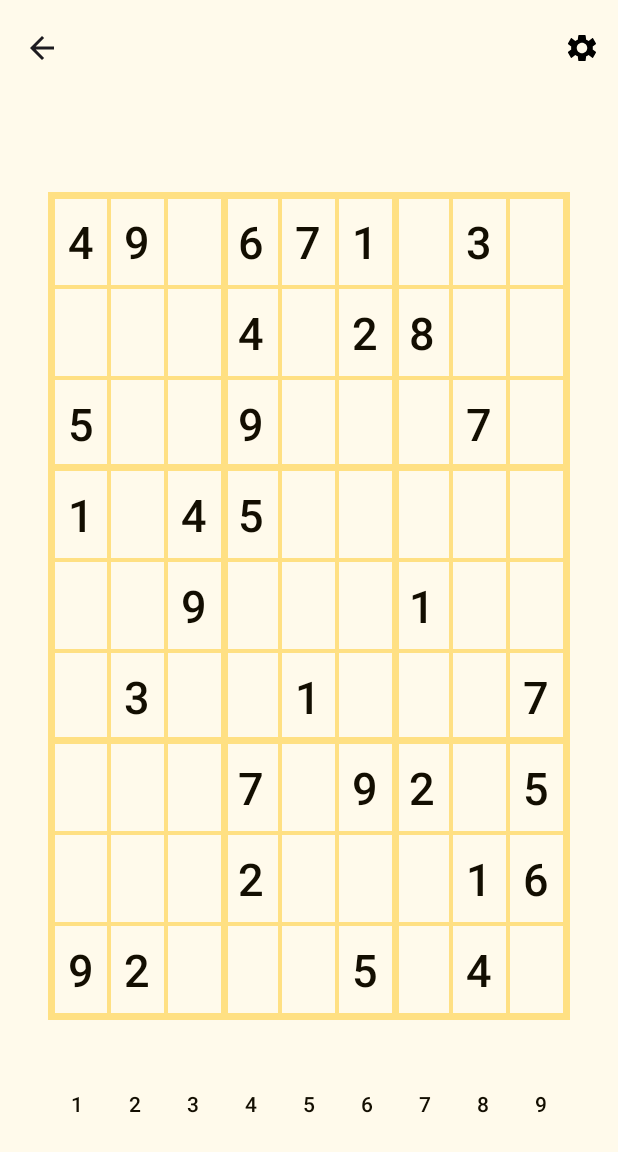
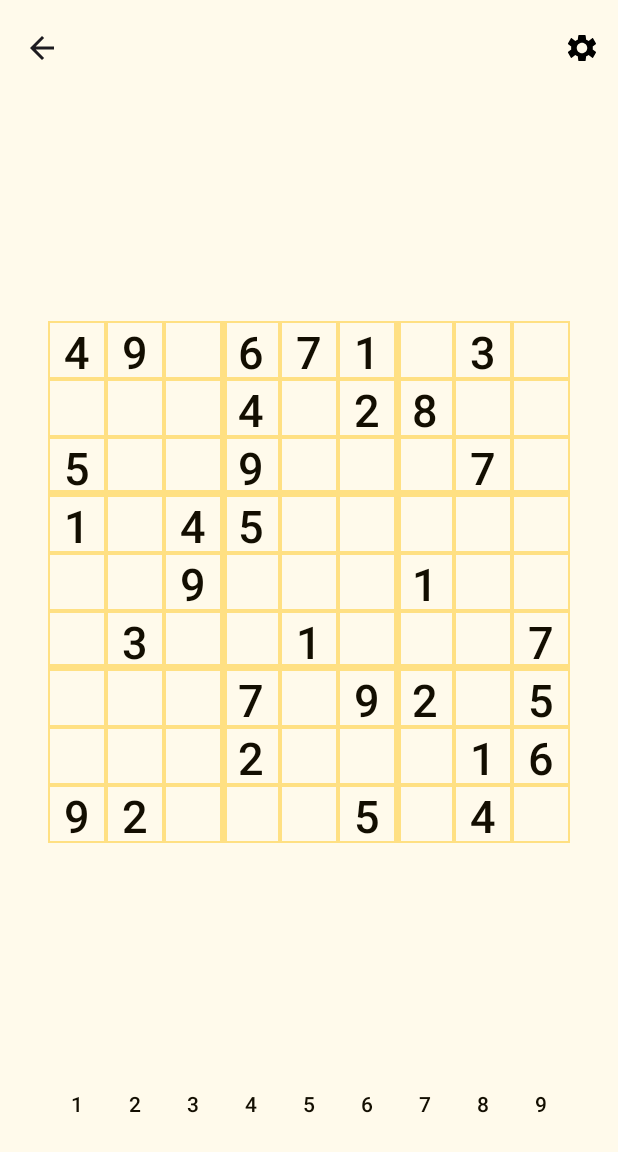
Before and after one commit to zachary-ellington/CSCI335_Final_Project, an Android app: the GameActivity screen opened directly, with no data from a screen before it, on a phone screen of 412 x 824 dp. Shown: the top 1152 px of the screen. Run offline under Robolectric (Android 15) with nearby library versions, the phone set to English and light mode, and no system bars.

Commit message:
Made sudoku grid square. Turned out to be wayyy easier than I thought. Also, got rid of the GridLayout and have opted for Linear Layouts within Linear Layouts

```diff
--- a/app/src/main/java/jd/luke/zach/csci335_final_project/GameActivity.java
+++ b/app/src/main/java/jd/luke/zach/csci335_final_project/GameActivity.java
@@ -3,26 +3,20 @@ import androidx.appcompat.app.AppCompatActivity;
 import androidx.appcompat.widget.Toolbar;
 
 import android.content.Intent;
-import android.graphics.Color;
 import android.graphics.PorterDuff;
-import android.graphics.drawable.Drawable;
-import android.graphics.drawable.GradientDrawable;
-import android.os.Build;
 import android.os.Bundle;
-import android.util.Pair;
 import android.view.Menu;
 import android.view.MenuItem;
 import android.view.View;
-import android.view.ViewGroup;
 import android.widget.Button;
 import android.widget.LinearLayout;
 
 import androidx.core.content.ContextCompat;
-import androidx.gridlayout.widget.GridLayout;
 
 import java.util.ArrayList;
 import java.util.HashMap;
 import java.util.Objects;
+
 
 public class GameActivity extends AppCompatActivity {
     private Button currentCell; // cell that the user last clicked on
@@ -59,19 +53,21 @@ public class GameActivity extends AppCompatActivity {
         Objects.requireNonNull(getSupportActionBar()).setTitle("");
         Objects.requireNonNull(getSupportActionBar()).setDisplayHomeAsUpEnabled(true);
 
-        GridLayout sudokuGrid = findViewById(R.id.sudoku_grid);
+        LinearLayout sudokuGrid = findViewById(R.id.sudoku_grid);
 
-        for (int row = 0; row < 9; row++) {
-            for (int col = 0; col < 9; col++) {
+        for (int row = 0; row < 9; row++)
+        {
+            LinearLayout grid_row = new LinearLayout(this);
+            grid_row.setOrientation(LinearLayout.HORIZONTAL);
+            LinearLayout.LayoutParams row_params = new LinearLayout.LayoutParams(-1, -1, 1.0f);
+            grid_row.setLayoutParams(row_params);
+            for (int col = 0; col < 9; col++)
+            {
                 Button button = new Button(this);
-                GridLayout.LayoutParams params = new GridLayout.LayoutParams();
-                params.width = 0;
-                params.height = 0;
-                params.rowSpec = GridLayout.spec(row, 1f);
-                params.columnSpec = GridLayout.spec(col, 1f);
-                params.setMargins(0, 0, 0, 0);
-                button.setPadding(0, 0, 0, 0);
-                button.setLayoutParams(params);
+                LinearLayout.LayoutParams button_params = new LinearLayout.LayoutParams(-1, -1, 1.0f);
+                button.setPadding(0, 0,0,0);
+                button.setLayoutParams(button_params);
+
                 // nightmare setting buttons to have thick borders at the right spots
                 if ((row == 2 && col == 3) || (row == 2 && col == 6) || (row == 5 && col == 3)
                         || (row == 5 && col == 6)) { // if it's at an intersection for thick lines
@@ -102,21 +98,15 @@ public class GameActivity extends AppCompatActivity {
                         setCurrentCell(clickedCell);
                     }
                 }); // to set color: button.setTextColor(getResources().getColor(R.color.primary));
-                sudokuGrid.addView(button);
+
+
+                grid_row.addView(button);
                 buttons[row][col] = button;
             }
+            sudokuGrid.addView(grid_row);
         }
 
-        ViewGroup.LayoutParams grid_params = sudokuGrid.getLayoutParams();
-        int grid_size = sudokuGrid.getMeasuredWidth() < sudokuGrid.getMeasuredHeight() ? sudokuGrid.getMeasuredWidth() : sudokuGrid.getMeasuredHeight();
-
-        grid_params.width = grid_size;
-        grid_params.height = grid_size;
-
-        sudokuGrid.setLayoutParams(grid_params);
-
-
-        LinearLayout sudokuInput = findViewById(R.id.sudoku_linput);
+        LinearLayout sudokuInput = findViewById(R.id.sudoku_input);
         for (int i = 0; i < 9; i++) {
             Button button = new Button(this);
             LinearLayout.LayoutParams params = new LinearLayout.LayoutParams(9, 1, 1f);
@@ -281,4 +271,5 @@ public class GameActivity extends AppCompatActivity {
         startActivity(intent);
         finish();
     }
+
 }
--- a/app/src/main/res/layout/activity_game.xml
+++ b/app/src/main/res/layout/activity_game.xml
@@ -18,29 +18,8 @@
         app:layout_constraintStart_toStartOf="parent"
         app:layout_constraintTop_toTopOf="parent" />
 
-    <androidx.gridlayout.widget.GridLayout
-        android:id="@+id/sudoku_grid"
-        android:layout_width="0dp"
-        android:layout_height="0dp"
-        android:layout_marginHorizontal="10dp"
-        android:layout_marginStart="32dp"
-        android:layout_marginTop="64dp"
-        android:layout_marginEnd="32dp"
-        android:layout_marginBottom="32dp"
-        android:background="@drawable/grid_border"
-        android:padding="3dp"
-        app:columnCount="9"
-        app:layout_constraintBottom_toTopOf="@+id/sudoku_linput"
-        app:layout_constraintEnd_toEndOf="parent"
-        app:layout_constraintHorizontal_bias="0.0"
-        app:layout_constraintStart_toStartOf="parent"
-        app:layout_constraintTop_toBottomOf="@+id/toolbar"
-        app:rowCount="9">
-
-    </androidx.gridlayout.widget.GridLayout>
-
     <LinearLayout
-        android:id="@+id/sudoku_linput"
+        android:id="@+id/sudoku_input"
         android:layout_width="0dp"
         android:layout_height="wrap_content"
         android:layout_marginStart="32dp"
@@ -51,5 +30,41 @@
         app:layout_constraintBottom_toBottomOf="parent"
         app:layout_constraintEnd_toEndOf="parent"
         app:layout_constraintHorizontal_bias="0.0"
-        app:layout_constraintStart_toStartOf="parent" />
+        app:layout_constraintStart_toStartOf="parent"
+        />
+
+    <androidx.constraintlayout.widget.ConstraintLayout
+        android:id="@+id/sudoku_grid_container"
+        android:layout_width="0dp"
+        android:layout_height="0dp"
+        android:layout_marginStart="32dp"
+        android:layout_marginTop="32dp"
+        android:layout_marginEnd="32dp"
+        android:layout_marginBottom="32dp"
+        app:layout_constraintBottom_toTopOf="@+id/sudoku_input"
+        app:layout_constraintDimensionRatio="1"
+        app:layout_constraintEnd_toEndOf="parent"
+        app:layout_constraintStart_toStartOf="parent"
+        app:layout_constraintTop_toBottomOf="@+id/toolbar">
+
+
+    </androidx.constraintlayout.widget.ConstraintLayout>
+
+    <LinearLayout
+        android:id="@+id/sudoku_grid"
+        android:layout_width="0dp"
+        android:layout_height="0dp"
+        android:orientation="vertical"
+        tools:layout_editor_absoluteX="31dp"
+        tools:layout_editor_absoluteY="31dp"
+        app:layout_constraintTop_toTopOf="@id/sudoku_grid_container"
+        app:layout_constraintBottom_toBottomOf="@+id/sudoku_grid_container"
+        app:layout_constraintEnd_toEndOf="@+id/sudoku_grid_container"
+        app:layout_constraintStart_toStartOf="@+id/sudoku_grid_container"
+        app:layout_constraintHorizontal_bias="0.0"
+        />
+
+
+
+
 </androidx.constraintlayout.widget.ConstraintLayout>
```
